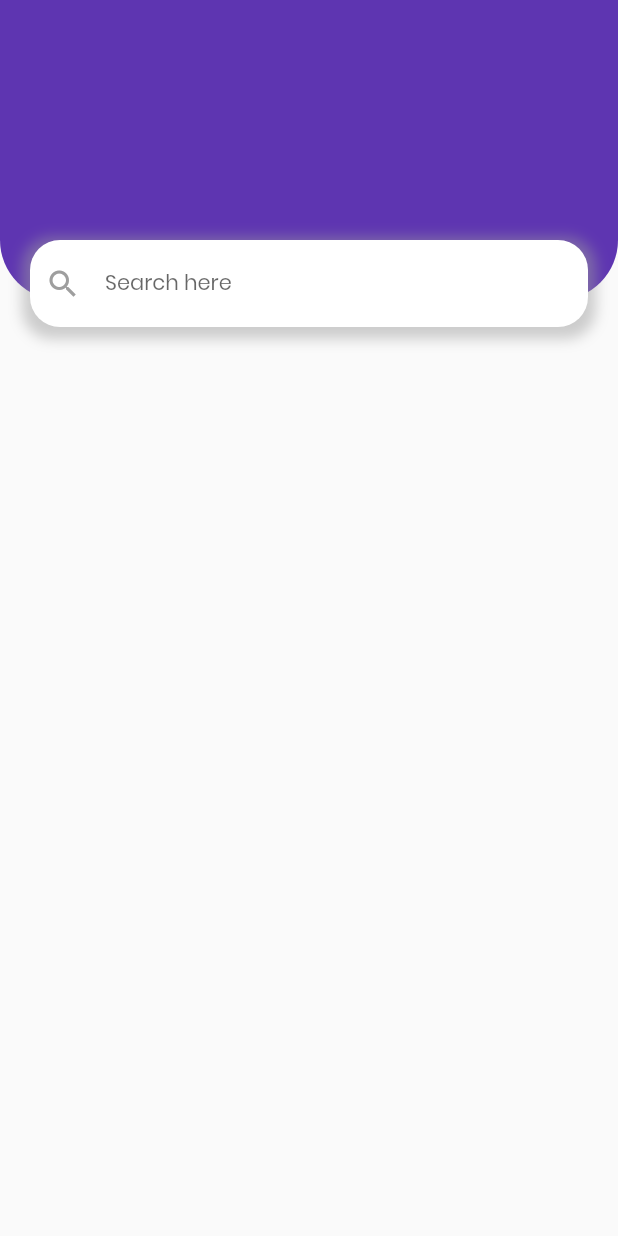
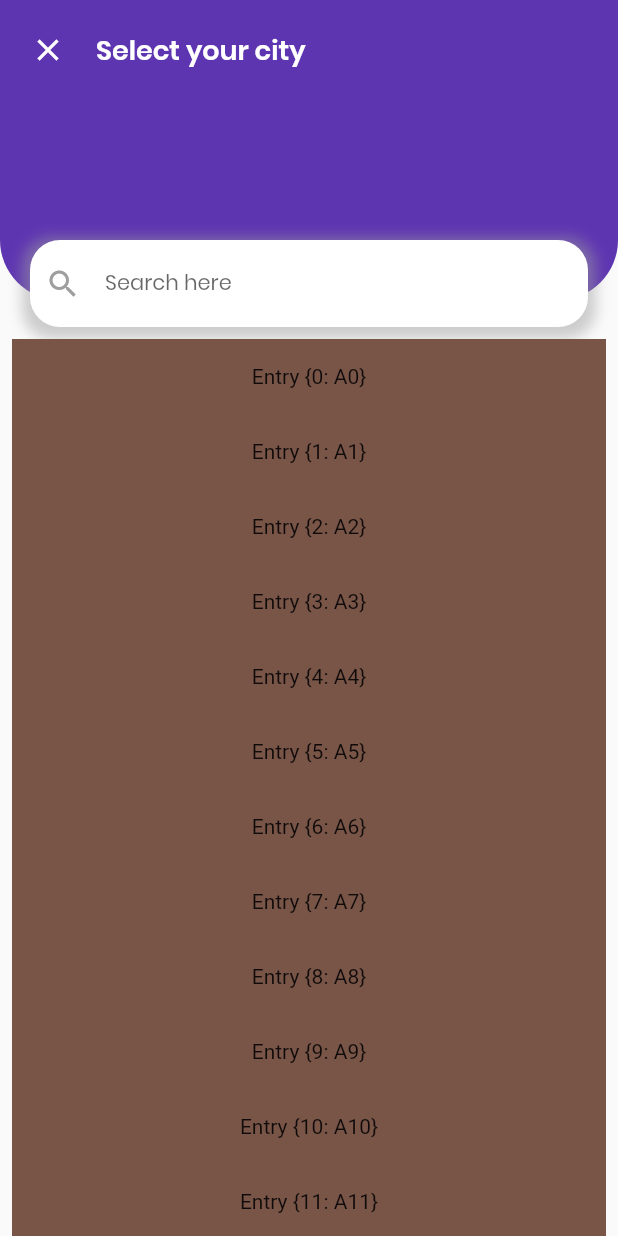
Before and after one commit to innovadeveloper/medec_flutter, a Flutter app: the screen it shows after launch, on a phone screen of 412 x 824 dp. Run offline on Flutter 3.47's test engine with Material 2 defaults, Android fonts, the phone set to English and light mode, and no system bars.

Commit message:
listview added

```diff
--- a/lib/main.dart
+++ b/lib/main.dart
@@ -16,7 +16,7 @@ class MyApp extends StatelessWidget {
         accentColor: Colors.amber,
         textTheme: TextTheme(
           headline5: TextStyle(
-            fontSize: 72.0,
+            fontSize: 18.0,
             fontWeight: FontWeight.w400,
             color: Colors.white,
             fontFamily: 'Poppins',
--- a/lib/pages/selection_city.dart
+++ b/lib/pages/selection_city.dart
@@ -1,14 +1,25 @@
+import 'dart:math';
+
 import 'package:flutter/material.dart';
 
 class SelectionCity extends StatelessWidget {
-  const SelectionCity({Key key}) : super(key: key);
+
+  SelectionCity({Key key}) : super(key: key);
 
   @override
   Widget build(BuildContext context) {
     return Scaffold(
       body: Stack(children: [
         _backgroundTop(context),
-        _searchInputTop(context),
+        _toolbarTop(context),
+        Column(
+          children: <Widget>[
+            _searchInputTop(context),
+            Expanded(
+              child: _listViewDepartments(context),
+            ),
+          ],
+        ),
       ]),
     );
   }
@@ -30,6 +41,32 @@ class SelectionCity extends StatelessWidget {
           ),
         ),
       ],
+    );
+  }
+
+  Widget _toolbarTop(BuildContext context) {
+    return SafeArea(
+      child: Container(
+        margin: EdgeInsets.all(20.0),
+        child: Row(
+          children: <Widget>[
+            Icon(
+              Icons.clear,
+              color: Colors.white,
+            ),
+            Padding(
+              padding: const EdgeInsets.only(left: 20),
+              child: Text(
+                'Select your city',
+                style: Theme.of(context).textTheme.headline5.copyWith(
+                      color: Colors.white,
+                      fontWeight: FontWeight.bold,
+                    ),
+              ),
+            ),
+          ],
+        ),
+      ),
     );
   }
 
@@ -72,7 +109,32 @@ class SelectionCity extends StatelessWidget {
       ),
     );
   }
+
+  Widget _listViewDepartments(BuildContext context) {
+    final elementsList = _listElements(20); // only test
+
+    return ListView.builder(
+        padding: const EdgeInsets.all(8),
+        itemCount: elementsList.length,
+        itemBuilder: (BuildContext context, int index) {
+
+          return Container(
+            height: 50,
+            color: Colors.primaries[Random().nextInt(Colors.primaries.length)],
+            child: Center(child: Text('Entry ${elementsList[index]}')),
+          );
+        });
+  }
+
+  List<Map<int, String>> _listElements(int listSize) {
+    return List<Map<int, String>>.generate(
+        listSize,
+        (int index) => {
+              index : "A${index}",
+            });
+  }
 }
+
 // TextField(
 //   decoration: InputDecoration(
 //     border: InputBorder.none,
```
